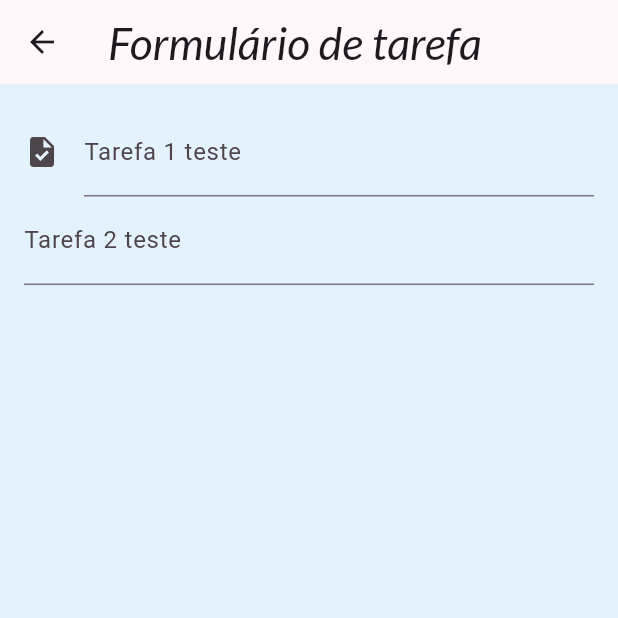
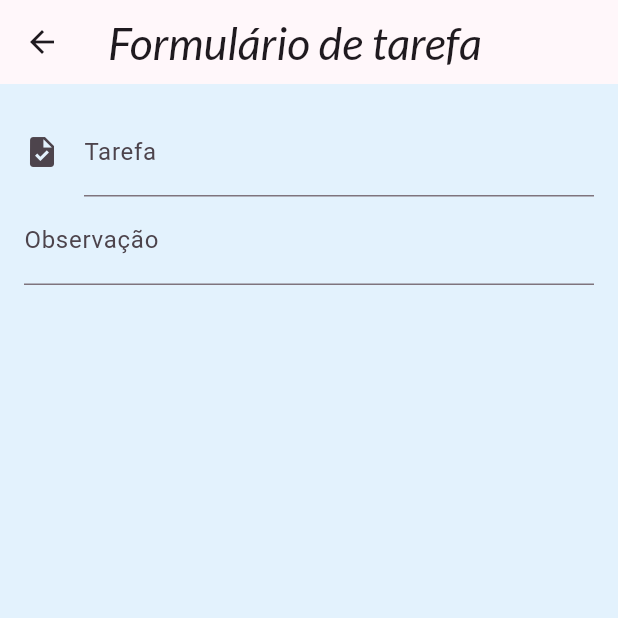
Before and after one commit to barbarastella/pm-todolist, a Flutter app: the FormTarefa screen opened directly, on a phone screen of 412 x 824 dp, the top half of it. Run offline on Flutter 3.47's test engine with Material 3 defaults, Android fonts, the phone set to English and light mode, and no system bars; our stand-ins replace google_fonts, sqflite; accounts and stored records are empty.

```diff
--- a/lib/screens/tarefa/form_tarefa.dart
+++ b/lib/screens/tarefa/form_tarefa.dart
@@ -4,7 +4,6 @@ import '../../model/tarefa.dart';
 import '../../components/editor.dart';
 
 class FormTarefa extends StatefulWidget {
-
   final Tarefa? tarefa;
   FormTarefa({this.tarefa});
 
@@ -24,15 +23,20 @@ class FormTarefaState extends State<FormTarefa> {
     return Scaffold(
       appBar: AppBar(title: Text("Formulário de tarefa")),
       floatingActionButton: FloatingActionButton(
-        onPressed: () { criarTarefa(context); },
+        onPressed: () {
+          criarTarefa(context);
+        },
         child: Icon(Icons.save),
       ),
-      body: Padding(
-        padding: EdgeInsets.all(16.0),
-        child: Column(children: <Widget>[
-          Editor(_controllerDescricao, "Tarefa 1 teste", "descrição teste", Icons.task),
-          Editor(_controllerObservacao, "Tarefa 2 teste", "observação teste")
-        ]),
+      body: SingleChildScrollView(
+        child: Padding(
+          padding: EdgeInsets.all(16.0),
+          child: Column(
+            children: <Widget>[
+              Editor(_controllerDescricao, "Tarefa", "descrição teste", Icons.task),
+              Editor(_controllerObservacao, "Observação", "observação teste"),
+            ],),
+        ),
       ),
     );
   }
@@ -40,16 +44,31 @@ class FormTarefaState extends State<FormTarefa> {
   void criarTarefa(BuildContext context) {
     TarefaDao _dao = TarefaDao();
 
-    if (_id != null) { // alteração
+    if (_id != null) {
+      // alteração
       // exclamação garante que _id não será null nesta ocasião
-      final _tarefa = Tarefa(_id!, widget.tarefa!.status, _controllerDescricao.text, _controllerObservacao.text,);
+      final _tarefa = Tarefa(
+        _id!,
+        widget.tarefa!.status,
+        _controllerDescricao.text,
+        _controllerObservacao.text,
+      );
       _dao.update(_tarefa).then((id) => Navigator.pop(context));
-    } else { // inclusão
-      final _tarefa = Tarefa(0, 0, _controllerDescricao.text, _controllerObservacao.text,);
-      _dao.add(_tarefa).then((id) => Navigator.pop(context));;
+    } else {
+      // inclusão
+      final _tarefa = Tarefa(
+        0,
+        0,
+        _controllerDescricao.text,
+        _controllerObservacao.text,
+      );
+      _dao.add(_tarefa).then((id) => Navigator.pop(context));
+      ;
     }
 
-    final SnackBar barraSnack = SnackBar(content: Text("Processo realizado com sucesso!"));
+    final SnackBar barraSnack = SnackBar(
+      content: Text("Processo realizado com sucesso!"),
+    );
     ScaffoldMessenger.of(context).showSnackBar(barraSnack);
   }
 
@@ -57,7 +76,8 @@ class FormTarefaState extends State<FormTarefa> {
   void initState() {
     super.initState();
 
-    if (widget.tarefa != null) { // alteração
+    if (widget.tarefa != null) {
+      // alteração
       _id = widget.tarefa!.id;
       _controllerDescricao.text = widget.tarefa!.descricao;
       _controllerObservacao.text = widget.tarefa!.obs;
```
Also changed, not shown: lib/screens/tarefa/lista_tarefa.dart (+84 -27 lines).
